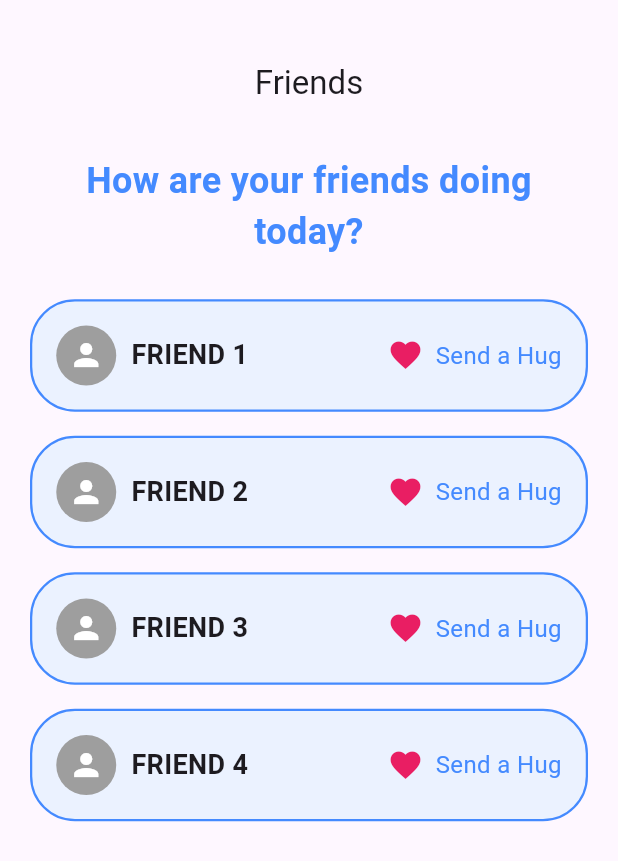
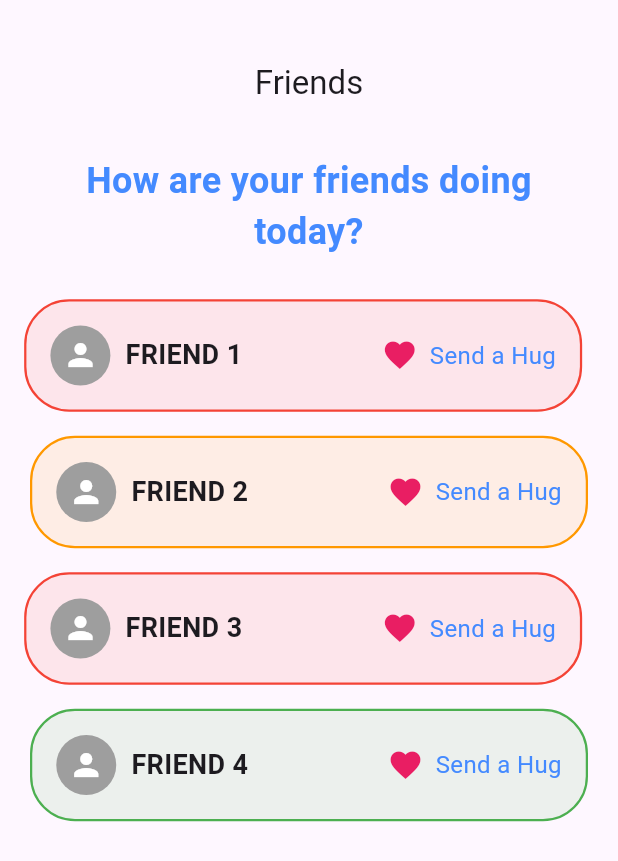
Before and after one commit to K33w3/FlutterMoodApp, a Flutter app: the screen it shows after launch, scrolled down 576 dp, on a phone screen of 412 x 824 dp. Shown: the top 861 px of the screen. Run offline on Flutter 3.47's test engine with Material 3 defaults, Android fonts, the phone set to English and light mode, and no system bars.

Commit message:
Added the intelligence for the friends page and also fixed the issue with the hug page where it would be accessed when scrolling from the activity page.

```diff
--- a/lib/screens/friends.dart
+++ b/lib/screens/friends.dart
@@ -1,14 +1,67 @@
 import 'package:flutter/material.dart';
+import 'dart:math';
+
+// Simulated data for friends' moods over the past 7 days
+final List<Map<String, dynamic>> friendsData = [
+  {
+    'name': 'FRIEND 1',
+    'moods': [5, 5, 6, 4, 3, 2, 1] // Friend has been feeling worse
+  },
+  {
+    'name': 'FRIEND 2',
+    'moods': [8, 7, 8, 9, 8, 7, 8] // Friend has been stable and good
+  },
+  {
+    'name': 'FRIEND 3',
+    'moods': [3, 3, 4, 3, 2, 1, 1] // Friend needs attention (consecutive low)
+  },
+  {
+    'name': 'FRIEND 4',
+    'moods': [7, 8, 6, 5, 6, 7, 8] // Slight up and down but overall good
+  },
+];
 
 class FriendsScreen extends StatelessWidget {
-  final int moodValue;
   final Function(String) onFriendSelected;
 
   const FriendsScreen({
     super.key,
-    required this.moodValue,
     required this.onFriendSelected,
   });
+
+  // Function to calculate the "hug need" score
+  int calculateHugNeed(List<int> moods) {
+    // This logic can be expanded with more AI patterns in the future.
+    int hugScore = 0;
+
+    for (int i = 1; i < moods.length; i++) {
+      if (moods[i] < moods[i - 1]) {
+        hugScore++; // If mood is declining, add to hug score
+      }
+    }
+
+    // Extra points if the last two days are especially bad
+    if (moods[moods.length - 1] <= 2) hugScore += 2;
+    if (moods[moods.length - 2] <= 2) hugScore += 1;
+
+    return hugScore; // Higher score = higher hug need
+  }
+
+  // Function to decide the color based on hug score
+  Color getMoodColor(int hugScore) {
+    if (hugScore >= 5) {
+      return Colors.red; // Really needs a hug
+    } else if (hugScore >= 3) {
+      return Colors.orange; // Needs attention
+    } else {
+      return Colors.green; // Friend is doing well
+    }
+  }
+
+  // Function to decide if the tile should shake
+  bool shouldShake(int hugScore) {
+    return hugScore >= 5;
+  }
 
   @override
   Widget build(BuildContext context) {
@@ -31,11 +84,17 @@ class FriendsScreen extends StatelessWidget {
               textAlign: TextAlign.center,
             ),
             const SizedBox(height: 20),
-            // Friend list items with clear hug interaction
-            FriendTile(name: "FRIEND 1", onFriendSelected: onFriendSelected),
-            FriendTile(name: "FRIEND 2", onFriendSelected: onFriendSelected),
-            FriendTile(name: "FRIEND 3", onFriendSelected: onFriendSelected),
-            FriendTile(name: "FRIEND 4", onFriendSelected: onFriendSelected),
+            // Loop through friends' data and display each friend's status
+            ...friendsData.map((friend) {
+              List<int> moods = friend['moods'];
+              int hugScore = calculateHugNeed(moods);
+              return FriendTile(
+                name: friend['name'],
+                moodColor: getMoodColor(hugScore),
+                shouldShake: shouldShake(hugScore),
+                onFriendSelected: onFriendSelected,
+              );
+            }).toList(),
           ],
         ),
       ),
@@ -46,11 +105,15 @@ class FriendsScreen extends StatelessWidget {
 // FriendTile widget for each friend
 class FriendTile extends StatelessWidget {
   final String name;
+  final Color moodColor;
+  final bool shouldShake;
   final Function(String) onFriendSelected;
 
   const FriendTile({
     super.key,
     required this.name,
+    required this.moodColor,
+    required this.shouldShake,
     required this.onFriendSelected,
   });
 
@@ -62,12 +125,18 @@ class FriendTile extends StatelessWidget {
       },
       child: Padding(
         padding: const EdgeInsets.symmetric(vertical: 8.0),
-        child: Container(
+        child: AnimatedContainer(
+          duration: const Duration(milliseconds: 300),
+          curve: shouldShake ? Curves.elasticIn : Curves.easeInOut,
+          transform: shouldShake
+              ? (Matrix4.translationValues(
+                  Random().nextDouble() * 10 - 5, 0, 0)) // Shake effect
+              : Matrix4.identity(),
           padding: const EdgeInsets.all(16),
           decoration: BoxDecoration(
-            color: Colors.lightBlueAccent.withOpacity(0.1),
+            color: moodColor.withOpacity(0.1),
             borderRadius: BorderRadius.circular(30),
-            border: Border.all(color: Colors.blueAccent, width: 1.5),
+            border: Border.all(color: moodColor, width: 1.5),
           ),
           child: Row(
             mainAxisAlignment: MainAxisAlignment.spaceBetween,
@@ -81,7 +150,10 @@ class FriendTile extends StatelessWidget {
                   const SizedBox(width: 10),
                   Text(
                     name,
-                    style: const TextStyle(fontSize: 18, fontWeight: FontWeight.bold),
+                    style: const TextStyle(
+                      fontSize: 18,
+                      fontWeight: FontWeight.bold,
+                    ),
                   ),
                 ],
               ),
--- a/lib/screens/home.dart
+++ b/lib/screens/home.dart
@@ -18,12 +18,9 @@ class _MoodTrackerHomeState extends State<MoodTrackerHome> {
 
   @override
   Widget build(BuildContext context) {
-    return Scaffold(
-      body: PageView(
-        controller: _pageController,
-        scrollDirection: Axis.vertical,
-        children: [
-          // Mood Slider View
+    // Build the pages list dynamically, excluding the HugScreen if no friend is selected
+    List<Widget> pages = [
+      // Mood Slider View (First Page)
       Padding(
         padding: const EdgeInsets.all(20.0),
         child: Column(
@@ -77,9 +74,8 @@ class _MoodTrackerHomeState extends State<MoodTrackerHome> {
           ],
         ),
       ),
-          // Friends Screen
+      // Friends Screen (Second Page)
       FriendsScreen(
-            moodValue: _currentSliderValue.round(),
         onFriendSelected: (String name) {
           setState(() {
             recipientName = name;
@@ -90,16 +86,31 @@ class _MoodTrackerHomeState extends State<MoodTrackerHome> {
           );
         },
       ),
-          // Hug Screen
+      // Only add HugScreen if a friend is selected
+      if (recipientName != null)
         HugScreen(
           recipientName: recipientName ?? '',
           moodValue: _currentSliderValue.round(),
         ),
-          // Activity Screen
+      // Activity Screen (Next Page, after HugScreen or FriendsScreen)
       ActivityScreen(moodValue: _currentSliderValue.round()),
-          // Analytics Screen
+      // Analytics Screen (Last Page)
       const AnalyScreen(),
-        ],
+    ];
+
+    return Scaffold(
+      body: PageView(
+        controller: _pageController,
+        scrollDirection: Axis.vertical,
+        onPageChanged: (int pageIndex) {
+          // Unselect the friend and remove HugScreen when the user scrolls away from HugScreen
+          if (pageIndex != 2 && recipientName != null) {
+            setState(() {
+              recipientName = null;
+            });
+          }
+        },
+        children: pages,
       ),
     );
   }
--- a/pubspec.yaml
+++ b/pubspec.yaml
@@ -30,6 +30,10 @@ environment:
 dependencies:
   flutter:
     sdk: flutter
+  ml_algo: ^16.17.13
+  ml_dataframe: ^1.6.0
+
+
 
 
   # The following adds the Cupertino Icons font to your application.
```
Also changed, not shown: pubspec.lock. Lines whose indentation alone changed are shown as unchanged.
